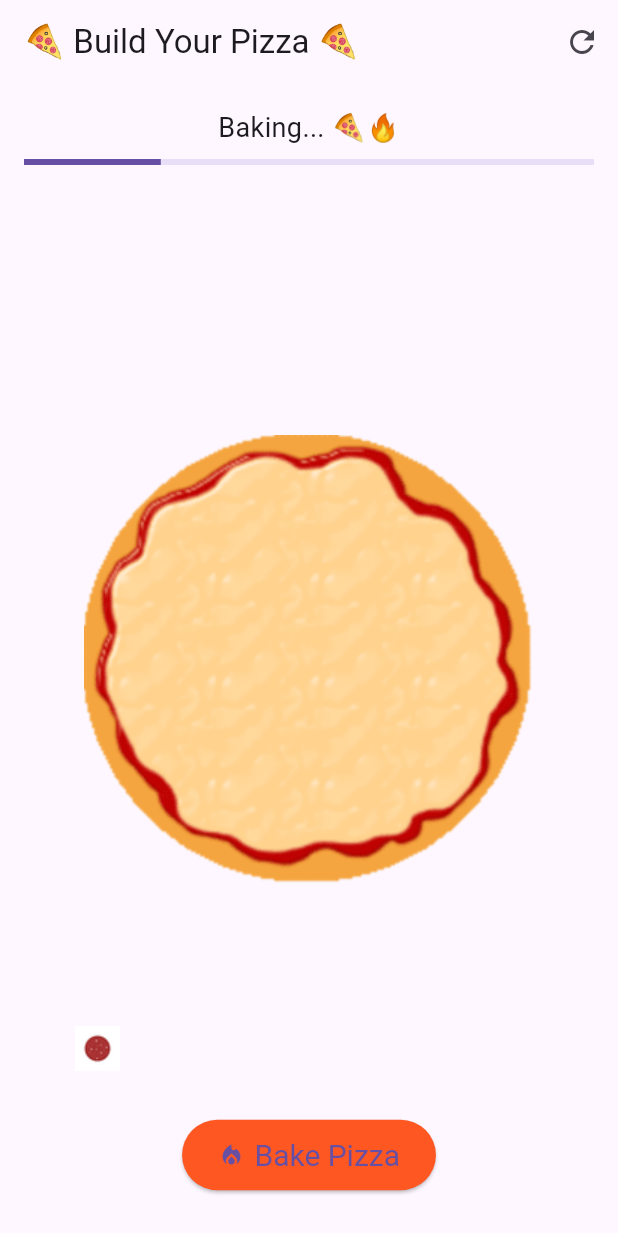
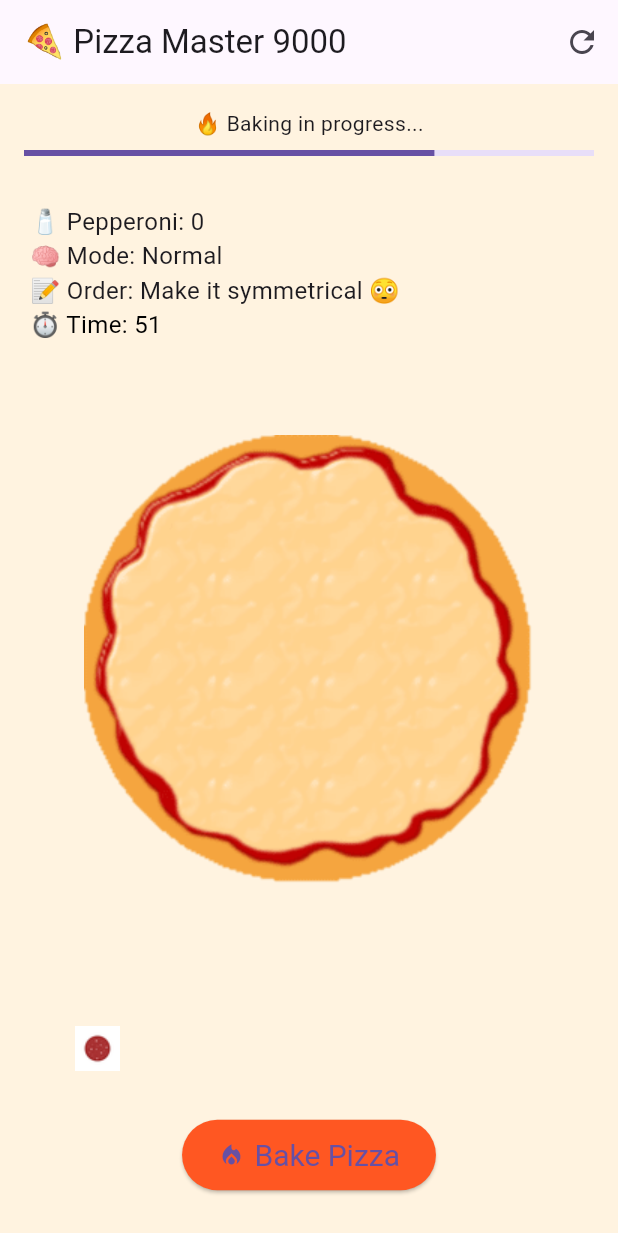
Before and after one commit to dx1-ctrl/kenny_ios_app, a Flutter app: the screen it shows after launch, after a tap on "Bake Pizza", on a phone screen of 412 x 824 dp. Shown: the top 1233 px of the screen. Run offline on Flutter 3.47's test engine with Material 3 defaults, Android fonts, the light colour scheme and no system bars.

Commit message:
Update main.dart

```diff
--- a/lib/main.dart
+++ b/lib/main.dart
@@ -1,3 +1,5 @@
+import 'dart:async';
+import 'dart:math';
 import 'package:flutter/material.dart';
 
 void main() {
@@ -8,7 +10,7 @@ class PizzaGameApp extends StatelessWidget {
   @override
   Widget build(BuildContext context) {
     return MaterialApp(
-      title: '🔥 Pizza Making Game 🔥',
+      title: 'Pizza Master 9000',
       debugShowCheckedModeBanner: false,
       theme: ThemeData(primarySwatch: Colors.deepOrange),
       home: PizzaGameScreen(),
@@ -26,9 +28,64 @@ class _PizzaGameScreenState extends State<PizzaGameScreen> {
   bool isBaking = false;
   bool isBaked = false;
   double bakeProgress = 0.0;
+  int pepperoniCount = 0;
+  bool comboActive = false;
+  int comboCount = 0;
+  Timer? comboTimer;
+  String fakeOrder = '';
+  String gameMode = 'Normal';
+  Timer? autoBakeTimer;
+  int secondsLeft = 60;
+  late Timer countdown;
 
-  void startBaking() {
-    if (isBaked || isBaking) return;
+  final List<String> fakeOrders = [
+    '10 pepperonis!',
+    'Minimum 5 slices!',
+    'Spam it with pepperoni!',
+    'Max 3 slices!',
+    'Make it symmetrical 😳',
+    'Make it chaotic 🔥'
+  ];
+
+  @override
+  void initState() {
+    super.initState();
+    fakeOrder = fakeOrders[Random().nextInt(fakeOrders.length)];
+    startCountdown();
+  }
+
+  void startCountdown() {
+    countdown = Timer.periodic(Duration(seconds: 1), (timer) {
+      if (isBaked) {
+        timer.cancel();
+        return;
+      }
+      setState(() {
+        secondsLeft--;
+      });
+      if (secondsLeft <= 0) {
+        startBaking(forced: true);
+        timer.cancel();
+      }
+    });
+  }
+
+  void triggerCombo() {
+    comboTimer?.cancel();
+    setState(() {
+      comboCount++;
+      comboActive = true;
+    });
+    comboTimer = Timer(Duration(seconds: 2), () {
+      setState(() {
+        comboActive = false;
+        comboCount = 0;
+      });
+    });
+  }
+
+  void startBaking({bool forced = false}) {
+    if (isBaking || isBaked) return;
 
     setState(() {
       isBaking = true;
@@ -36,34 +93,73 @@ class _PizzaGameScreenState extends State<PizzaGameScreen> {
     });
 
     Future.doWhile(() async {
-      await Future.delayed(Duration(milliseconds: 100));
+      await Future.delayed(Duration(milliseconds: 50));
       setState(() {
-        bakeProgress += 0.02;
+        bakeProgress += 0.03;
       });
       if (bakeProgress >= 1.0) {
         setState(() {
           isBaking = false;
           isBaked = true;
         });
+        showResults(forced: forced);
         return false;
       }
       return true;
     });
   }
 
+  void showResults({bool forced = false}) {
+    String message = '';
+
+    if (pepperoniCount == 0) {
+      message = 'Bro you didn’t put ANY toppings 😭';
+    } else if (pepperoniCount < 3) {
+      message = 'That’s a sad pizza... 🍕';
+    } else if (pepperoniCount >= 15) {
+      message = 'That’s a CRIME against PIZZAS 🔥';
+    } else if (comboCount >= 3) {
+      message = '🔥 COMBO GOD 🔥';
+    } else {
+      message = 'Solid slice chef 😎';
+    }
+
+    if (forced) message += '\n\n(Time’s up!)';
+
+    showDialog(
+      context: context,
+      builder: (_) => AlertDialog(
+        title: Text("Pizza Results"),
+        content: Text(message),
+        actions: [
+          TextButton(
+            child: Text("OK"),
+            onPressed: () => Navigator.pop(context),
+          )
+        ],
+      ),
+    );
+  }
+
   void resetPizza() {
+    countdown.cancel();
     setState(() {
       pepperoniPositions.clear();
       isBaking = false;
       isBaked = false;
       bakeProgress = 0.0;
+      pepperoniCount = 0;
+      comboCount = 0;
+      secondsLeft = 60;
+      fakeOrder = fakeOrders[Random().nextInt(fakeOrders.length)];
     });
+    startCountdown();
   }
 
   void addPepperoni(Offset dropOffset, BuildContext context) {
     if (isBaked) {
       ScaffoldMessenger.of(context).showSnackBar(
-        SnackBar(content: Text("You can't add toppings after baking!")),
+        SnackBar(content: Text("TOO LATE! It’s already baked 💀")),
       );
       return;
     }
@@ -72,14 +168,22 @@ class _PizzaGameScreenState extends State<PizzaGameScreen> {
     final localOffset = box.globalToLocal(dropOffset);
     setState(() {
       pepperoniPositions.add(localOffset);
+      pepperoniCount++;
     });
+
+    triggerCombo();
+
+    ScaffoldMessenger.of(context).showSnackBar(
+      SnackBar(content: Text("🧀 *SIZZLE*")),
+    );
   }
 
   @override
   Widget build(BuildContext context) {
     return Scaffold(
+      backgroundColor: Colors.orange[50],
       appBar: AppBar(
-        title: Text('🍕 Build Your Pizza 🍕'),
+        title: Text('🍕 Pizza Master 9000'),
         actions: [
           IconButton(
             icon: Icon(Icons.refresh),
@@ -119,23 +223,7 @@ class _PizzaGameScreenState extends State<PizzaGameScreen> {
             );
           }),
 
-          // Baking progress
-          if (isBaking)
-            Align(
-              alignment: Alignment.topCenter,
-              child: Padding(
-                padding: const EdgeInsets.all(16),
-                child: Column(
-                  children: [
-                    Text('Baking... 🍕🔥', style: TextStyle(fontSize: 18)),
-                    SizedBox(height: 8),
-                    LinearProgressIndicator(value: bakeProgress),
-                  ],
-                ),
-              ),
-            ),
-
-          // Draggable Pepperoni
+          // Draggable pepperoni
           Positioned(
             bottom: 100,
             left: 40,
@@ -147,6 +235,44 @@ class _PizzaGameScreenState extends State<PizzaGameScreen> {
                 child: Image.asset('assets/pepperoni.png', width: 50),
               ),
               child: Image.asset('assets/pepperoni.png', width: 50),
+            ),
+          ),
+
+          // Baking progress bar
+          if (isBaking)
+            Align(
+              alignment: Alignment.topCenter,
+              child: Padding(
+                padding: const EdgeInsets.all(16),
+                child: Column(
+                  children: [
+                    Text('🔥 Baking in progress...'),
+                    SizedBox(height: 8),
+                    LinearProgressIndicator(value: bakeProgress),
+                  ],
+                ),
+              ),
+            ),
+
+          // Game HUD
+          Positioned(
+            top: 80,
+            left: 20,
+            child: Column(
+              crossAxisAlignment: CrossAxisAlignment.start,
+              children: [
+                Text("🧂 Pepperoni: $pepperoniCount",
+                    style: TextStyle(fontSize: 16)),
+                Text("🧠 Mode: $gameMode", style: TextStyle(fontSize: 16)),
+                Text("📝 Order: $fakeOrder", style: TextStyle(fontSize: 16)),
+                Text("⏱️ Time: $secondsLeft",
+                    style: TextStyle(
+                      fontSize: 16,
+                      color: secondsLeft <= 10 ? Colors.red : Colors.black,
+                    )),
+                if (comboActive)
+                  Text("🔥 COMBO x$comboCount!", style: TextStyle(fontSize: 18)),
+              ],
             ),
           ),
 
@@ -163,7 +289,7 @@ class _PizzaGameScreenState extends State<PizzaGameScreen> {
                   padding: EdgeInsets.symmetric(horizontal: 24, vertical: 12),
                   textStyle: TextStyle(fontSize: 20),
                 ),
-                onPressed: isBaked ? null : startBaking,
+                onPressed: isBaked ? null : () => startBaking(),
               ),
             ),
           ),
```
